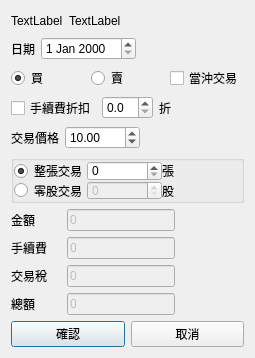
First picture: the form in QtStockTradingEditDialog.ui, repository foxking0416/PythonStockPrice, before the edit.
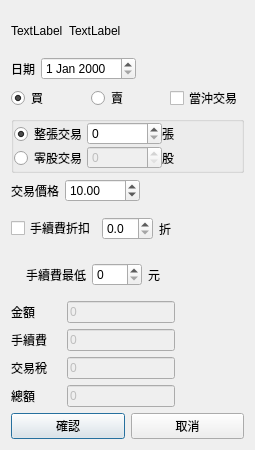
Second picture: the form after the edit.

The edit to the form file:
```diff
--- a/QtStockTradingEditDialog.ui
+++ b/QtStockTradingEditDialog.ui
@@ -7,7 +7,7 @@
     <x>0</x>
     <y>0</y>
     <width>255</width>
-    <height>358</height>
+    <height>450</height>
    </rect>
   </property>
   <property name="sizePolicy">
@@ -19,13 +19,13 @@
   <property name="minimumSize">
    <size>
     <width>255</width>
-    <height>358</height>
+    <height>450</height>
    </size>
   </property>
   <property name="maximumSize">
    <size>
     <width>255</width>
-    <height>358</height>
+    <height>450</height>
    </size>
   </property>
   <property name="windowTitle">
@@ -118,90 +118,6 @@
      </item>
     </layout>
    </item>
-   <item>
-    <layout class="QHBoxLayout" name="horizontalLayout_11">
-     <item>
-      <widget class="QCheckBox" name="qtDiscountCheckBox">
-       <property name="text">
-        <string>手續費折扣</string>
-       </property>
-      </widget>
-     </item>
-     <item>
-      <widget class="QDoubleSpinBox" name="qtDiscountRateDoubleSpinBox">
-       <property name="decimals">
-        <number>1</number>
-       </property>
-       <property name="maximum">
-        <double>10.000000000000000</double>
-       </property>
-       <property name="singleStep">
-        <double>0.500000000000000</double>
-       </property>
-      </widget>
-     </item>
-     <item>
-      <widget class="QLabel" name="label_10">
-       <property name="text">
-        <string>折</string>
-       </property>
-      </widget>
-     </item>
-     <item>
-      <spacer name="horizontalSpacer_10">
-       <property name="orientation">
-        <enum>Qt::Horizontal</enum>
-       </property>
-       <property name="sizeHint" stdset="0">
-        <size>
-         <width>40</width>
-         <height>20</height>
-        </size>
-       </property>
-      </spacer>
-     </item>
-    </layout>
-   </item>
-   <item>
-    <layout class="QHBoxLayout" name="horizontalLayout_3">
-     <item>
-      <widget class="QLabel" name="label_2">
-       <property name="text">
-        <string>交易價格</string>
-       </property>
-      </widget>
-     </item>
-     <item>
-      <widget class="QDoubleSpinBox" name="qtPriceDoubleSpinBox">
-       <property name="minimumSize">
-        <size>
-         <width>75</width>
-         <height>0</height>
-        </size>
-       </property>
-       <property name="maximum">
-        <double>9999.989999999999782</double>
-       </property>
-       <property name="value">
-        <double>10.000000000000000</double>
-       </property>
-      </widget>
-     </item>
-     <item>
-      <spacer name="horizontalSpacer_4">
-       <property name="orientation">
-        <enum>Qt::Horizontal</enum>
-       </property>
-       <property name="sizeHint" stdset="0">
-        <size>
-         <width>40</width>
-         <height>20</height>
-        </size>
-       </property>
-      </spacer>
-     </item>
-    </layout>
-   </item>
    <item>
     <widget class="QGroupBox" name="groupBox">
      <property name="title">
@@ -326,6 +242,147 @@
      </layout>
     </widget>
    </item>
+   <item>
+    <layout class="QHBoxLayout" name="horizontalLayout_3">
+     <item>
+      <widget class="QLabel" name="label_2">
+       <property name="text">
+        <string>交易價格</string>
+       </property>
+      </widget>
+     </item>
+     <item>
+      <widget class="QDoubleSpinBox" name="qtPriceDoubleSpinBox">
+       <property name="minimumSize">
+        <size>
+         <width>75</width>
+         <height>0</height>
+        </size>
+       </property>
+       <property name="maximum">
+        <double>9999.989999999999782</double>
+       </property>
+       <property name="value">
+        <double>10.000000000000000</double>
+       </property>
+      </widget>
+     </item>
+     <item>
+      <spacer name="horizontalSpacer_4">
+       <property name="orientation">
+        <enum>Qt::Horizontal</enum>
+       </property>
+       <property name="sizeHint" stdset="0">
+        <size>
+         <width>40</width>
+         <height>20</height>
+        </size>
+       </property>
+      </spacer>
+     </item>
+    </layout>
+   </item>
+   <item>
+    <layout class="QHBoxLayout" name="horizontalLayout_11">
+     <item>
+      <widget class="QCheckBox" name="qtDiscountCheckBox">
+       <property name="text">
+        <string>手續費折扣</string>
+       </property>
+      </widget>
+     </item>
+     <item>
+      <widget class="QDoubleSpinBox" name="qtDiscountRateDoubleSpinBox">
+       <property name="decimals">
+        <number>1</number>
+       </property>
+       <property name="maximum">
+        <double>10.000000000000000</double>
+       </property>
+       <property name="singleStep">
+        <double>0.500000000000000</double>
+       </property>
+      </widget>
+     </item>
+     <item>
+      <widget class="QLabel" name="label_10">
+       <property name="text">
+        <string>折</string>
+       </property>
+      </widget>
+     </item>
+     <item>
+      <spacer name="horizontalSpacer_10">
+       <property name="orientation">
+        <enum>Qt::Horizontal</enum>
+       </property>
+       <property name="sizeHint" stdset="0">
+        <size>
+         <width>40</width>
+         <height>20</height>
+        </size>
+       </property>
+      </spacer>
+     </item>
+    </layout>
+   </item>
+   <item>
+    <layout class="QHBoxLayout" name="horizontalLayout_13">
+     <item>
+      <spacer name="horizontalSpacer_8">
+       <property name="orientation">
+        <enum>Qt::Horizontal</enum>
+       </property>
+       <property name="sizeType">
+        <enum>QSizePolicy::Minimum</enum>
+       </property>
+       <property name="sizeHint" stdset="0">
+        <size>
+         <width>15</width>
+         <height>20</height>
+        </size>
+       </property>
+      </spacer>
+     </item>
+     <item>
+      <widget class="QLabel" name="label_8">
+       <property name="text">
+        <string>手續費最低</string>
+       </property>
+      </widget>
+     </item>
+     <item>
+      <widget class="QSpinBox" name="qtMinimumFeeSpinBox">
+       <property name="minimumSize">
+        <size>
+         <width>50</width>
+         <height>0</height>
+        </size>
+       </property>
+      </widget>
+     </item>
+     <item>
+      <widget class="QLabel" name="label_11">
+       <property name="text">
+        <string>元</string>
+       </property>
+      </widget>
+     </item>
+     <item>
+      <spacer name="horizontalSpacer_12">
+       <property name="orientation">
+        <enum>Qt::Horizontal</enum>
+       </property>
+       <property name="sizeHint" stdset="0">
+        <size>
+         <width>40</width>
+         <height>20</height>
+        </size>
+       </property>
+      </spacer>
+     </item>
+    </layout>
+   </item>
    <item>
     <layout class="QHBoxLayout" name="horizontalLayout_4">
      <item>
```
